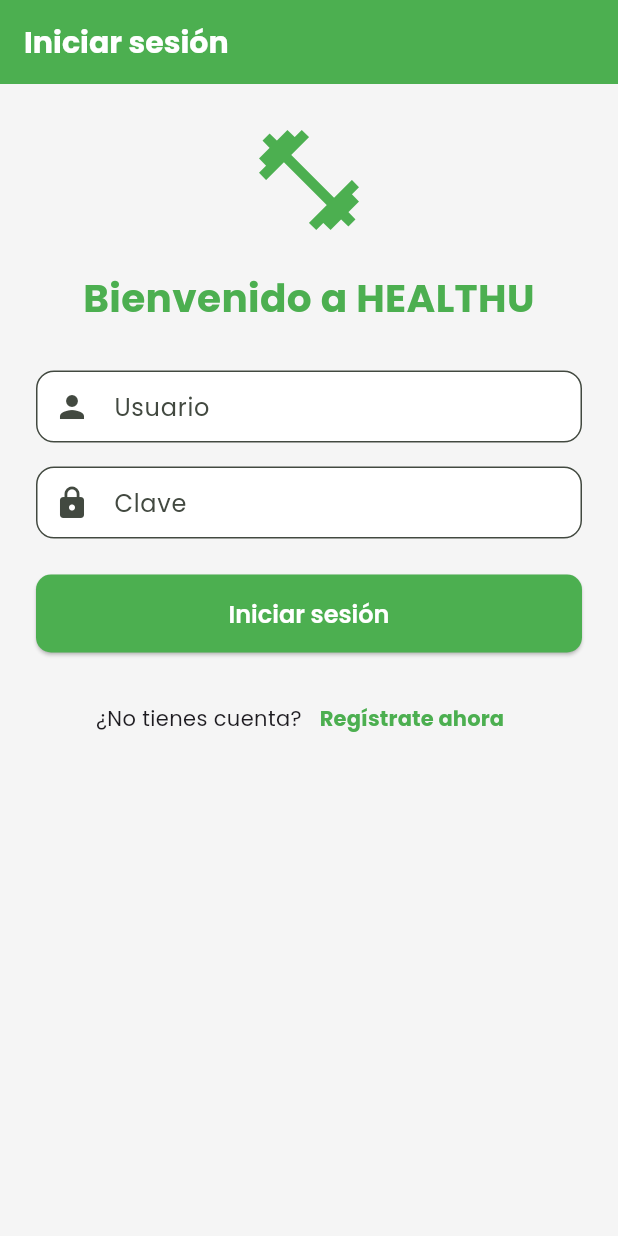
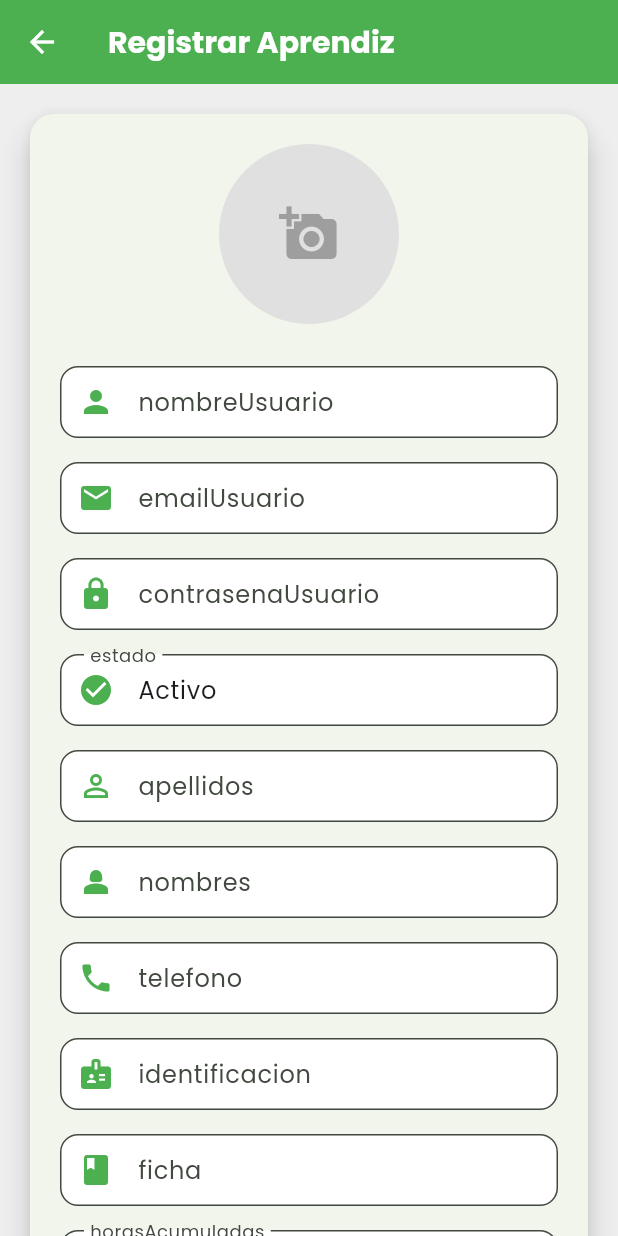
Before and after one commit to santiagomera06/appgymsenaHEALTHU, a Flutter app: the screen it shows after launch, after a tap on "Regístrate ahora", on a phone screen of 412 x 824 dp. Run offline on Flutter 3.47's test engine with Material 3 defaults, Android fonts, the phone set to English and light mode, and no system bars; our stand-ins replace fl_chart, google_fonts, image_picker, shared_preferences; accounts and stored records are empty; network calls fail.

Commit message:
register Terminado

```diff
--- a/lib/main.dart
+++ b/lib/main.dart
@@ -1,12 +1,15 @@
 import 'package:flutter/material.dart';
+import 'package:flutter_localizations/flutter_localizations.dart'; // ✅ NECESARIO para DatePicker en español
 import 'package:healthu/screens/login.dart';
 import 'package:intl/date_symbol_data_local.dart';
 import 'package:healthu/styles/app_theme.dart';
 import 'package:healthu/models/usuario.dart';
 import 'package:healthu/screens/home_screen.dart';
+import 'package:healthu/screens/register_aprendiz.dart';
+
 Future<void> main() async {
   WidgetsFlutterBinding.ensureInitialized();
-  await initializeDateFormatting('es', null);
+  await initializeDateFormatting('es', null); // ✅ Inicializa formato de fecha en español
   runApp(const MyApp());
 }
 
@@ -15,7 +18,6 @@ class MyApp extends StatelessWidget {
 
   @override
   Widget build(BuildContext context) {
-
     final usuarioDemo = Usuario(
       id: '12345678',
       nombre: 'Santiago Mera',
@@ -28,7 +30,21 @@ class MyApp extends StatelessWidget {
       title: 'HEALTHU',
       debugShowCheckedModeBanner: false,
       theme: AppTheme.lightTheme,
-      home: const Login()
+
+      // ✅ Agregados para localización en español
+      localizationsDelegates: GlobalMaterialLocalizations.delegates,
+      supportedLocales: const [
+        Locale('es', ''), // Español
+        Locale('en', ''), // Inglés
+      ],
+
+      home: const Login(),
+
+      routes: {
+        '/registro': (context) => const RegisterAprendiz(),
+        '/dashboard': (context) =>
+            HomeScreen(usuario: usuarioDemo, indiceInicial: 2),
+      },
     );
   }
 }
--- /dev/null
+++ b/lib/screens/register_aprendiz.dart
@@ -0,0 +1,225 @@
+import 'dart:convert';
+import 'dart:io';
+import 'package:flutter/material.dart';
+import 'package:http/http.dart' as http;
+import 'package:image_picker/image_picker.dart';
+
+class RegisterAprendiz extends StatefulWidget {
+  const RegisterAprendiz({super.key});
+
+  @override
+  State<RegisterAprendiz> createState() => _RegisterAprendizState();
+}
+
+class _RegisterAprendizState extends State<RegisterAprendiz> {
+  final Map<String, TextEditingController> campos = {
+    "nombreUsuario": TextEditingController(),
+    "emailUsuario": TextEditingController(),
+    "contrasenaUsuario": TextEditingController(),
+    "estado": TextEditingController(text: "Activo"),
+    "fotoPerfil": TextEditingController(),
+    "apellidos": TextEditingController(),
+    "nombres": TextEditingController(),
+    "telefono": TextEditingController(),
+    "identificacion": TextEditingController(),
+    "fechaNacimiento": TextEditingController(),
+    "ficha": TextEditingController(),
+    "horasAcumuladas": TextEditingController(text: "0"),
+    "puntosAcumulados": TextEditingController(text: "0"),
+    "nivelFisico": TextEditingController(),
+  };
+
+  String? jornadaSeleccionada;
+  double? estaturaSeleccionada;
+  double? pesoSeleccionado;
+  File? imagenSeleccionada;
+
+  final url = Uri.parse('https://gym-ver2-api-aafaf6c56cad.herokuapp.com/auth/register');
+
+  Future<void> seleccionarImagen() async {
+    final picker = ImagePicker();
+    final pickedFile = await picker.pickImage(source: ImageSource.gallery);
+    if (pickedFile != null) {
+      setState(() {
+        imagenSeleccionada = File(pickedFile.path);
+        campos['fotoPerfil']!.text = pickedFile.path;
+      });
+    }
+  }
+
+  Future<void> registrar() async {
+    final datos = {
+      ...campos.map((key, value) => MapEntry(key, value.text)),
+      "jornada": jornadaSeleccionada ?? '',
+      "estatura": estaturaSeleccionada ?? 0,
+      "peso": pesoSeleccionado ?? 0,
+    };
+
+    try {
+      final response = await http.post(
+        url,
+        headers: {'Content-Type': 'application/json'},
+        body: jsonEncode(datos),
+      );
+
+      if (!mounted) return;
+
+      if (response.statusCode == 201 || response.statusCode == 200) {
+        ScaffoldMessenger.of(context).showSnackBar(
+          const SnackBar(content: Text('Registro exitoso')),
+        );
+        Navigator.pop(context);
+      } else {
+        ScaffoldMessenger.of(context).showSnackBar(
+          SnackBar(content: Text('Error: ${response.body}')),
+        );
+      }
+    } catch (e) {
+      if (!mounted) return;
+      ScaffoldMessenger.of(context).showSnackBar(
+        SnackBar(content: Text('Error de conexión: $e')),
+      );
+    }
+  }
+
+  InputDecoration decoracionCampo(String label, IconData icono) {
+    return InputDecoration(
+      labelText: label,
+      prefixIcon: Icon(icono, color: Colors.green),
+      border: OutlineInputBorder(borderRadius: BorderRadius.circular(12)),
+      filled: true,
+      fillColor: Colors.white,
+    );
+  }
+
+  Widget crearCampo(String key, IconData icono) {
+    return Padding(
+      padding: const EdgeInsets.symmetric(vertical: 8),
+      child: TextField(
+        controller: campos[key],
+        decoration: decoracionCampo(key, icono),
+      ),
+    );
+  }
+
+  @override
+  Widget build(BuildContext context) {
+    final jornadas = ['Mañana', 'Tarde', 'Noche'];
+    final estaturas = [for (var i = 140; i <= 220; i++) i / 100];
+    final pesos = [for (var i = 40; i <= 150; i++) i.toDouble()];
+
+    return Scaffold(
+      backgroundColor: Colors.grey[200],
+      appBar: AppBar(
+        title: const Text('Registrar Aprendiz'),
+        backgroundColor: Colors.green,
+      ),
+      body: SingleChildScrollView(
+        padding: const EdgeInsets.all(16),
+        child: Center(
+          child: Card(
+            elevation: 8,
+            shape: RoundedRectangleBorder(borderRadius: BorderRadius.circular(16)),
+            child: Padding(
+              padding: const EdgeInsets.all(20),
+              child: Column(
+                children: [
+                  GestureDetector(
+                    onTap: seleccionarImagen,
+                    child: CircleAvatar(
+                      radius: 60,
+                      backgroundColor: Colors.grey[300],
+                      backgroundImage: imagenSeleccionada != null
+                          ? FileImage(imagenSeleccionada!)
+                          : null,
+                      child: imagenSeleccionada == null
+                          ? const Icon(Icons.add_a_photo, size: 40, color: Colors.grey)
+                          : null,
+                    ),
+                  ),
+                  const SizedBox(height: 20),
+
+                  crearCampo("nombreUsuario", Icons.person),
+                  crearCampo("emailUsuario", Icons.email),
+                  crearCampo("contrasenaUsuario", Icons.lock),
+                  crearCampo("estado", Icons.check_circle),
+                  crearCampo("apellidos", Icons.person_outline),
+                  crearCampo("nombres", Icons.person_2),
+                  crearCampo("telefono", Icons.phone),
+                  crearCampo("identificacion", Icons.badge),
+                  crearCampo("ficha", Icons.book),
+                  crearCampo("horasAcumuladas", Icons.timer),
+                  crearCampo("puntosAcumulados", Icons.stars),
+                  crearCampo("nivelFisico", Icons.fitness_center),
+
+                  const SizedBox(height: 12),
+                  TextField(
+                    controller: campos['fechaNacimiento'],
+                    readOnly: true,
+                    onTap: () async {
+                      DateTime? picked = await showDatePicker(
+                        context: context,
+                        initialDate: DateTime(2000),
+                        firstDate: DateTime(1960),
+                        lastDate: DateTime.now(),
+                        locale: const Locale('es', ''),
+                      );
+                      if (picked != null) {
+                        campos['fechaNacimiento']!.text =
+                            picked.toIso8601String().split('T').first;
+                      }
+                    },
+                    decoration: decoracionCampo("fechaNacimiento", Icons.calendar_today),
+                  ),
+
+                  const SizedBox(height: 12),
+                  DropdownButtonFormField<String>(
+                    decoration: decoracionCampo("jornada", Icons.schedule),
+                    value: jornadaSeleccionada,
+                    onChanged: (value) => setState(() => jornadaSeleccionada = value),
+                    items: jornadas.map((j) => DropdownMenuItem(value: j, child: Text(j))).toList(),
+                  ),
+
+                  const SizedBox(height: 12),
+                  DropdownButtonFormField<double>(
+                    decoration: decoracionCampo("estatura", Icons.height),
+                    value: estaturaSeleccionada,
+                    onChanged: (value) => setState(() => estaturaSeleccionada = value),
+                    items: estaturas
+                        .map((e) => DropdownMenuItem(value: e, child: Text("$e m")))
+                        .toList(),
+                  ),
+
+                  const SizedBox(height: 12),
+                  DropdownButtonFormField<double>(
+                    decoration: decoracionCampo("peso", Icons.monitor_weight),
+                    value: pesoSeleccionado,
+                    onChanged: (value) => setState(() => pesoSeleccionado = value),
+                    items: pesos
+                        .map((p) => DropdownMenuItem(value: p, child: Text("$p kg")))
+                        .toList(),
+                  ),
+
+                  const SizedBox(height: 24),
+                  ElevatedButton.icon(
+                    style: ElevatedButton.styleFrom(
+                      backgroundColor: Colors.green,
+                      padding: const EdgeInsets.symmetric(vertical: 16, horizontal: 40),
+                      shape: RoundedRectangleBorder(borderRadius: BorderRadius.circular(10)),
+                    ),
+                    onPressed: registrar,
+                    icon: const Icon(Icons.check),
+                    label: const Text(
+                      'Registrarse',
+                      style: TextStyle(fontSize: 16, color: Colors.white),
+                    ),
+                  ),
+                ],
+              ),
+            ),
+          ),
+        ),
+      ),
+    );
+  }
+}
```
Also changed, not shown: pubspec.yaml (+7 -4 lines), pubspec.lock, 5 other files.
